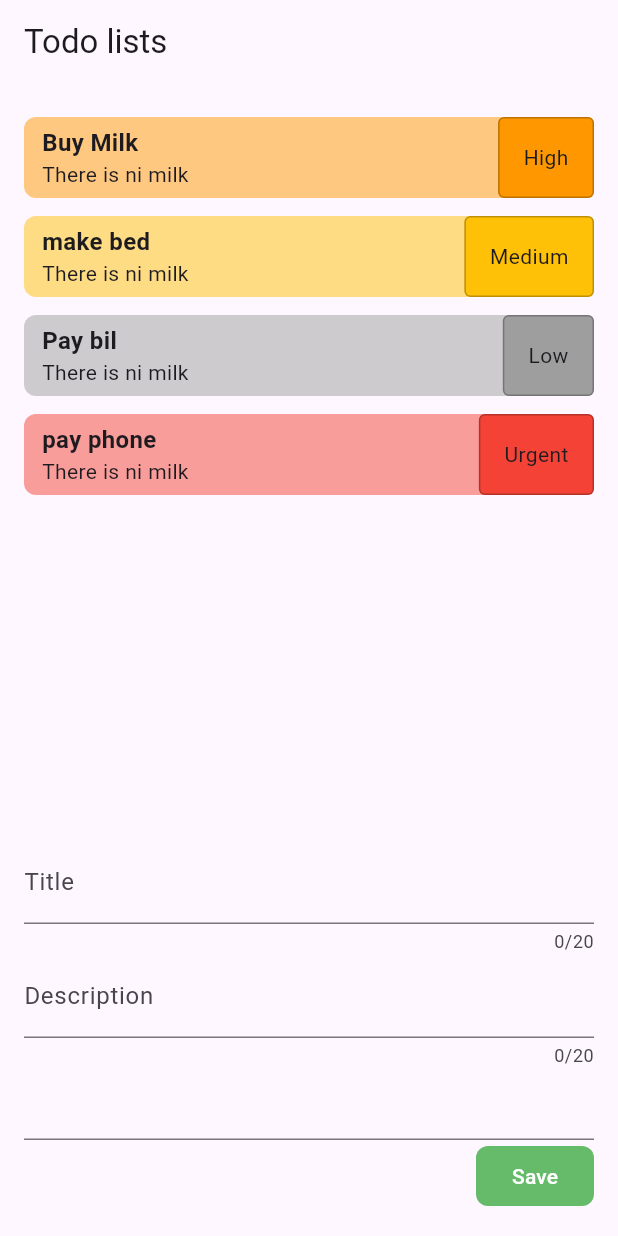
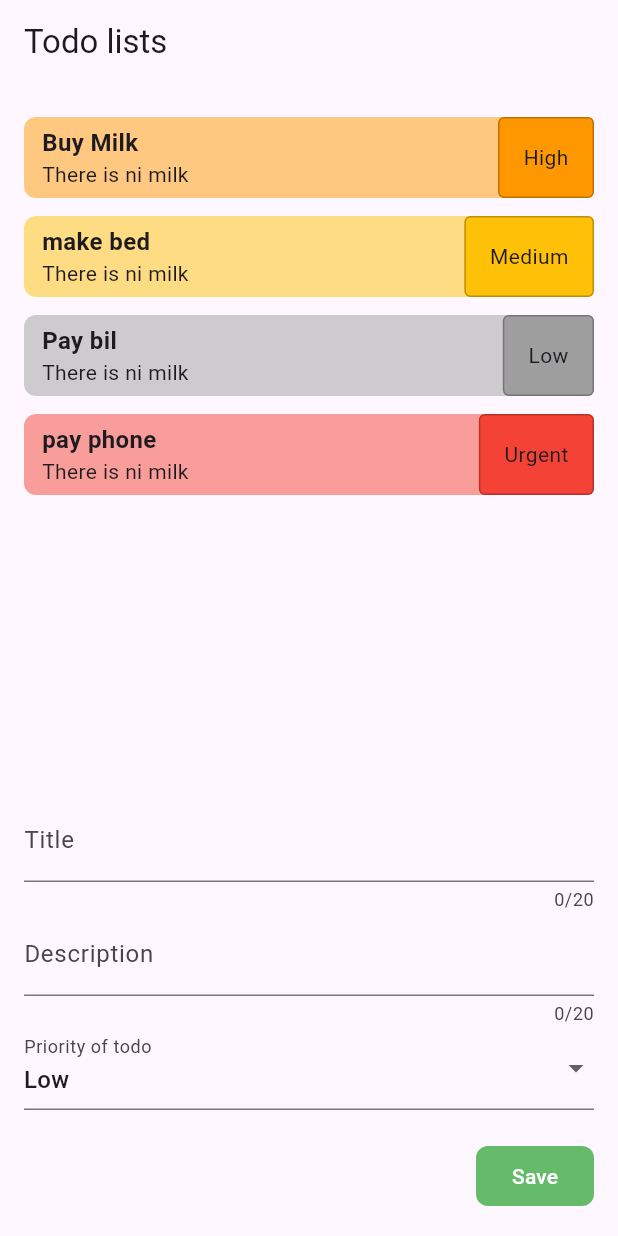
Before and after one commit to vorlasanedev/ninja_basic, a Flutter app: the screen it shows after launch, on a phone screen of 412 x 824 dp. Run offline on Flutter 3.47's test engine with Material 3 defaults, Android fonts, the light colour scheme and no system bars.

Commit message:
Dropdown Form get data from Priority

```diff
--- a/lib/screens/home_screen.dart
+++ b/lib/screens/home_screen.dart
@@ -20,7 +20,7 @@ class _HomeScreenState extends State<HomeScreen> {
   final _formKey = GlobalKey<FormState>();
   final _titleController = TextEditingController();
   final _descriptionController = TextEditingController();
-  final _priorityController = TextEditingController();
+  final Priority _selectedPriority = Priority.low;
 
   final List<Todo> todos = [
     Todo(
@@ -125,7 +125,22 @@ class _HomeScreenState extends State<HomeScreen> {
                       return null;
                     },
                   ),
-                  TextFormField(controller: _priorityController),
+
+                  ///DropDown FormField
+                  DropdownButtonFormField(
+                    initialValue: _selectedPriority,
+                    decoration: InputDecoration(
+                      label: Text('Priority of todo'),
+                    ),
+                    items: Priority.values.map((p) {
+                      return DropdownMenuItem(value: p, child: Text(p.title));
+                    }).toList(),
+                    onChanged: (Priority? value) {
+                      print(value);
+                    },
+                  ),
+
+                  SizedBox(height: 20),
                   FilledButton(
                     onPressed: () {
                       _formKey.currentState!.validate();
```
Also changed, not shown: 1 other file.
